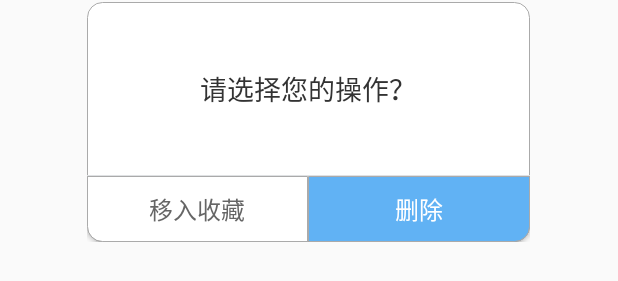
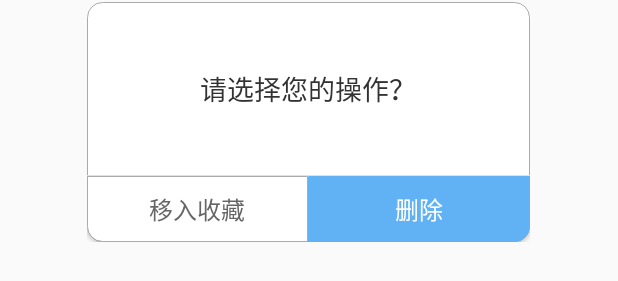
Before and after one commit to leibing8912/JkShoppingCart, an Android app: the layout dialog_one.xml on its own in the app's theme, with its tools: preview values and no code run, on a phone screen of 412 x 824 dp. Shown: the part 496-777 px from the top of the screen. Run offline under Robolectric (Android 15) with nearby library versions, the phone set to English and light mode, and no system bars.

Commit message:
Update_improve shoppingcart dialog ui

```diff
--- a/app/src/main/res/drawable/selector_btn_blue_lighted_shape.xml
+++ b/app/src/main/res/drawable/selector_btn_blue_lighted_shape.xml
@@ -5,5 +5,5 @@
         android:topRightRadius="0dp" android:bottomRightRadius="10dp"/>
     <stroke
         android:width="0.5dp"
-        android:color="@color/color_gray_normal"/>
+        android:color="@color/color_blue_lighted"/>
 </shape>
--- a/app/src/main/res/drawable/selector_btn_blue_normal_shape.xml
+++ b/app/src/main/res/drawable/selector_btn_blue_normal_shape.xml
@@ -5,5 +5,5 @@
         android:topRightRadius="0dp" android:bottomRightRadius="10dp"/>
     <stroke
         android:width="0.5dp"
-        android:color="@color/color_gray_normal"/>
+        android:color="@color/color_blue_normal1"/>
 </shape>
```
